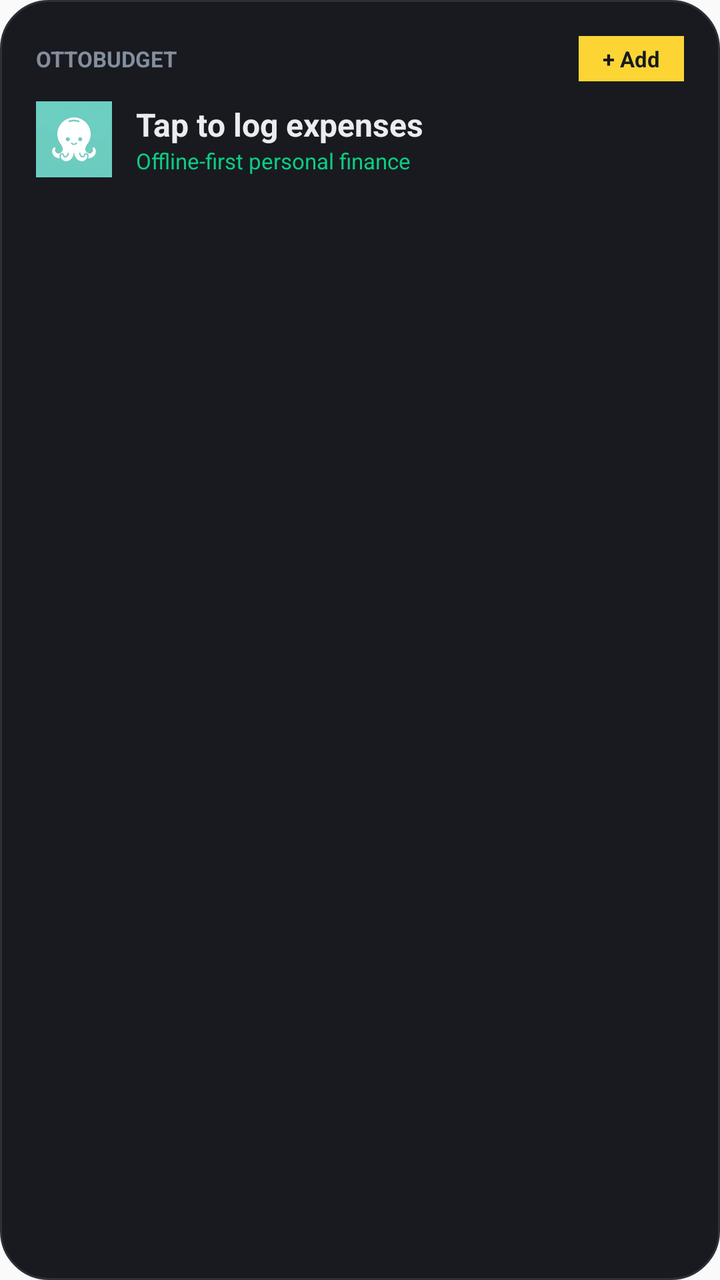
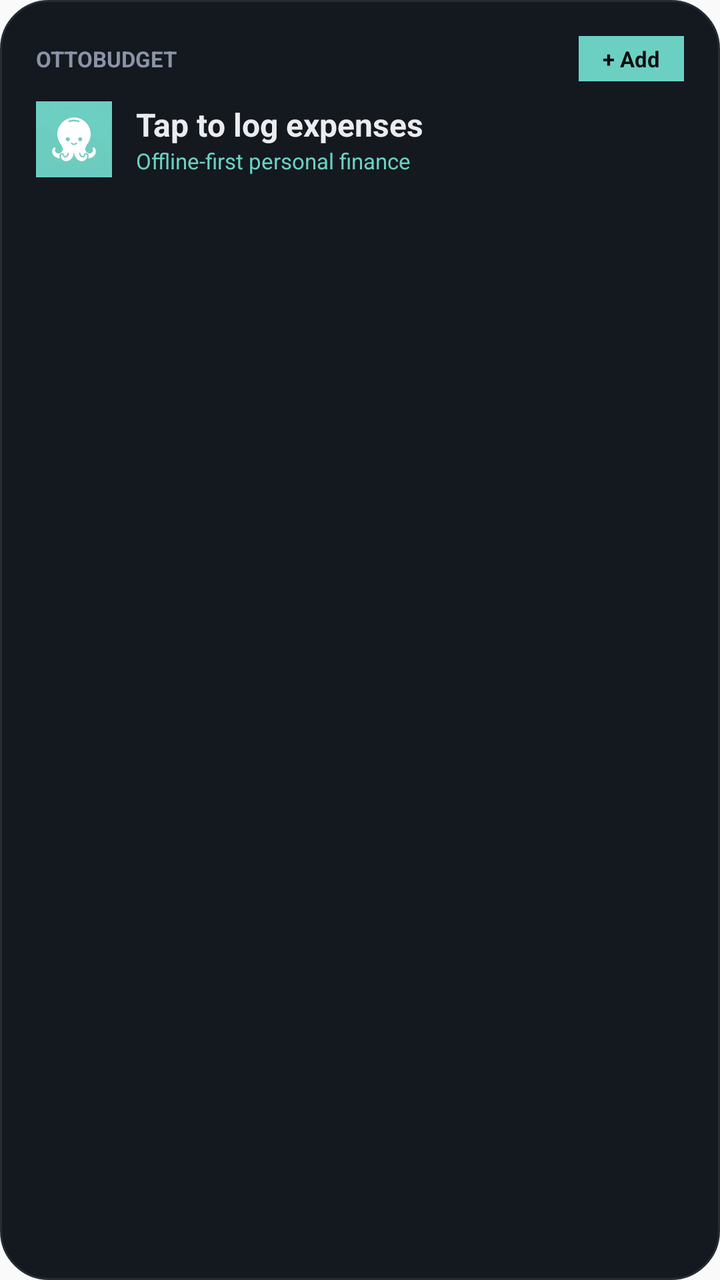

Screens rendered from an Android XML layout before and after an edit, with the pre-edit source and the edit as a unified diff.
<!-- AndroidManifest.xml: application theme Theme.OttoBudget -->
<!-- res/layout/otto_app_widget.xml -->
<?xml version="1.0" encoding="utf-8"?>
<LinearLayout xmlns:android="http://schemas.android.com/apk/res/android"
    android:id="@+id/widget_root"
    android:layout_width="match_parent"
    android:layout_height="match_parent"
    android:background="@drawable/widget_bg_surface"
    android:orientation="vertical"
    android:padding="18dp">

    <LinearLayout
        android:layout_width="match_parent"
        android:layout_height="wrap_content"
        android:gravity="center_vertical"
        android:orientation="horizontal">

        <TextView
            android:id="@+id/widget_title"
            android:layout_width="0dp"
            android:layout_height="wrap_content"
            android:layout_weight="1"
            android:singleLine="true"
            android:text="OTTOBUDGET"
            android:textColor="#848E9C"
            android:textSize="11sp"
            android:textStyle="bold" />

        <TextView
            android:id="@+id/widget_add_btn"
            android:layout_width="wrap_content"
            android:layout_height="wrap_content"
            android:background="#FCD535"
            android:paddingLeft="12dp"
            android:paddingTop="4dp"
            android:paddingRight="12dp"
            android:paddingBottom="4dp"
            android:singleLine="true"
            android:text="+ Add"
            android:textColor="#181A20"
            android:textSize="11sp"
            android:textStyle="bold" />
    </LinearLayout>

    <LinearLayout
        android:layout_width="match_parent"
        android:layout_height="wrap_content"
        android:layout_marginTop="10dp"
        android:gravity="center_vertical"
        android:orientation="horizontal">

        <ImageView
            android:layout_width="38dp"
            android:layout_height="38dp"
            android:src="@drawable/otto_v6_avatar"
            android:contentDescription="Otto" />

        <LinearLayout
            android:layout_width="0dp"
            android:layout_height="wrap_content"
            android:layout_marginLeft="12dp"
            android:layout_weight="1"
            android:orientation="vertical">

            <TextView
                android:id="@+id/widget_daily_avg"
                android:layout_width="wrap_content"
                android:layout_height="wrap_content"
                android:singleLine="true"
                android:text="Tap to log expenses"
                android:textColor="#EAECEF"
                android:textSize="16sp"
                android:textStyle="bold" />

            <TextView
                android:id="@+id/widget_sub_balance"
                android:layout_width="wrap_content"
                android:layout_height="wrap_content"
                android:singleLine="true"
                android:text="Offline-first personal finance"
                android:textColor="#0ECB81"
                android:textSize="11sp" />
        </LinearLayout>
    </LinearLayout>
</LinearLayout>
<!-- resources referenced by this layout -->
<resources>
  <!-- drawable otto_v6_avatar: webp bitmap (drawable-nodpi, 2724 bytes) -->
  <!-- drawable widget_bg_surface (drawable) -->
  <?xml version="1.0" encoding="utf-8"?>
  <shape xmlns:android="http://schemas.android.com/apk/res/android" android:shape="rectangle">
      <solid android:color="#181A20" />
      <corners android:radius="24dp" />
      <stroke android:width="1dp" android:color="#2B3139" />
  </shape>
  <style name="Theme.OttoBudget" parent="android:Theme.Material.Light.NoActionBar">
          <item name="android:statusBarColor">#F7F8FA</item>
          <item name="android:windowLightStatusBar">true</item>
      </style>
</resources>

<!-- the commit's change to res/layout/otto_app_widget.xml (unified diff, before → after) -->
@@ -20,7 +20,7 @@
             android:layout_weight="1"
             android:singleLine="true"
             android:text="OTTOBUDGET"
-            android:textColor="#848E9C"
+            android:textColor="#8A94A6"
             android:textSize="11sp"
             android:textStyle="bold" />
 
@@ -28,14 +28,14 @@
             android:id="@+id/widget_add_btn"
             android:layout_width="wrap_content"
             android:layout_height="wrap_content"
-            android:background="#FCD535"
+            android:background="#6BD0C2"
             android:paddingLeft="12dp"
             android:paddingTop="4dp"
             android:paddingRight="12dp"
             android:paddingBottom="4dp"
             android:singleLine="true"
             android:text="+ Add"
-            android:textColor="#181A20"
+            android:textColor="#0B0E11"
             android:textSize="11sp"
             android:textStyle="bold" />
     </LinearLayout>
@@ -76,7 +76,7 @@
                 android:layout_height="wrap_content"
                 android:singleLine="true"
                 android:text="Offline-first personal finance"
-                android:textColor="#0ECB81"
+                android:textColor="#6BD0C2"
                 android:textSize="11sp" />
         </LinearLayout>
     </LinearLayout>
<!-- resource entries referenced after the edit -->
@@ -4,9 +4,9 @@
   <!-- drawable widget_bg_surface (drawable) -->
   <?xml version="1.0" encoding="utf-8"?>
   <shape xmlns:android="http://schemas.android.com/apk/res/android" android:shape="rectangle">
-      <solid android:color="#181A20" />
+      <solid android:color="#14181F" />
       <corners android:radius="24dp" />
-      <stroke android:width="1dp" android:color="#2B3139" />
+      <stroke android:width="1dp" android:color="#262C36" />
   </shape>
   <style name="Theme.OttoBudget" parent="android:Theme.Material.Light.NoActionBar">
           <item name="android:statusBarColor">#F7F8FA</item>
